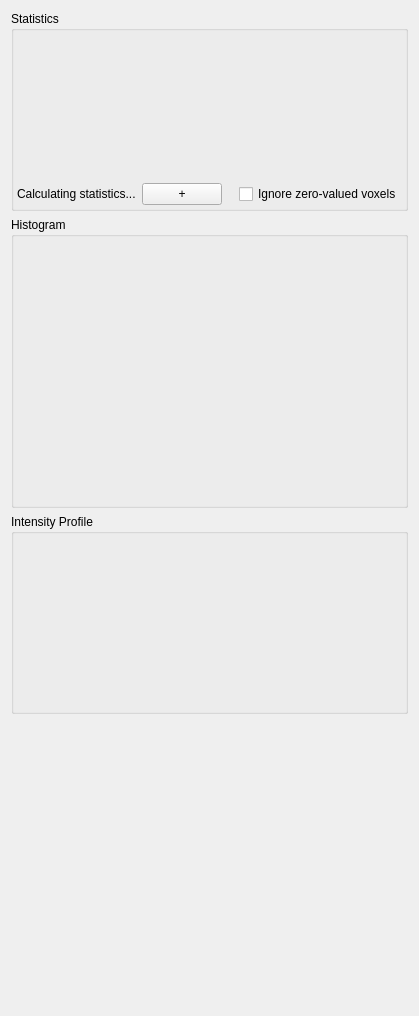
Qt form Plugins/org.mitk.gui.qt.measurementtoolbox/src/internal/QmitkImageStatisticsViewControls.ui (MITK/MITK) before a commit.
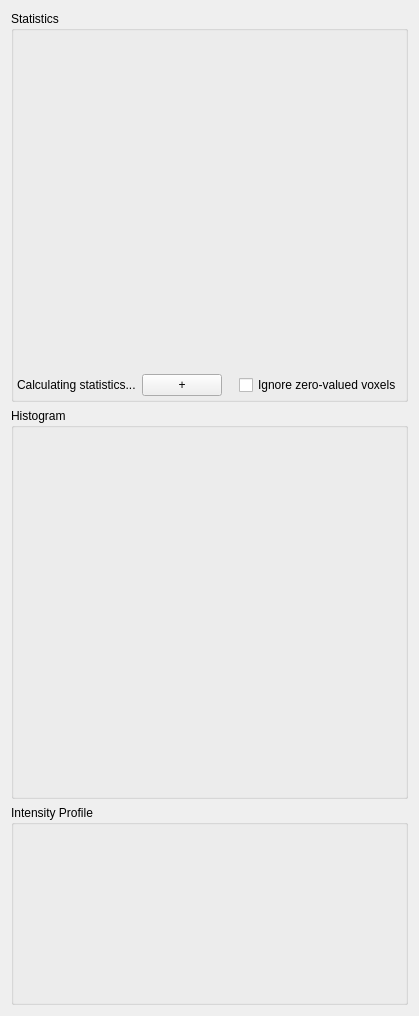
The same form after that commit. Custom widgets are drawn as their Qt base class.

Diff of the .ui file:
```diff
--- a/Plugins/org.mitk.gui.qt.measurementtoolbox/src/internal/QmitkImageStatisticsViewControls.ui
+++ b/Plugins/org.mitk.gui.qt.measurementtoolbox/src/internal/QmitkImageStatisticsViewControls.ui
@@ -43,6 +43,12 @@
       </property>
       <item>
        <widget class="QmitkImageStatisticsWidget" name="widget_statistics" native="true">
+        <property name="sizePolicy">
+         <sizepolicy hsizetype="Preferred" vsizetype="Expanding">
+          <horstretch>0</horstretch>
+          <verstretch>0</verstretch>
+         </sizepolicy>
+        </property>
        </widget>
       </item>
       <item>
@@ -145,19 +151,6 @@
      </layout>
     </widget>
    </item>
-   <item>
-    <spacer name="verticalSpacer">
-     <property name="orientation">
-      <enum>Qt::Vertical</enum>
-     </property>
-     <property name="sizeHint" stdset="0">
-      <size>
-       <width>20</width>
-       <height>40</height>
-      </size>
-     </property>
-    </spacer>
-   </item>
   </layout>
  </widget>
  <customwidgets>
```
